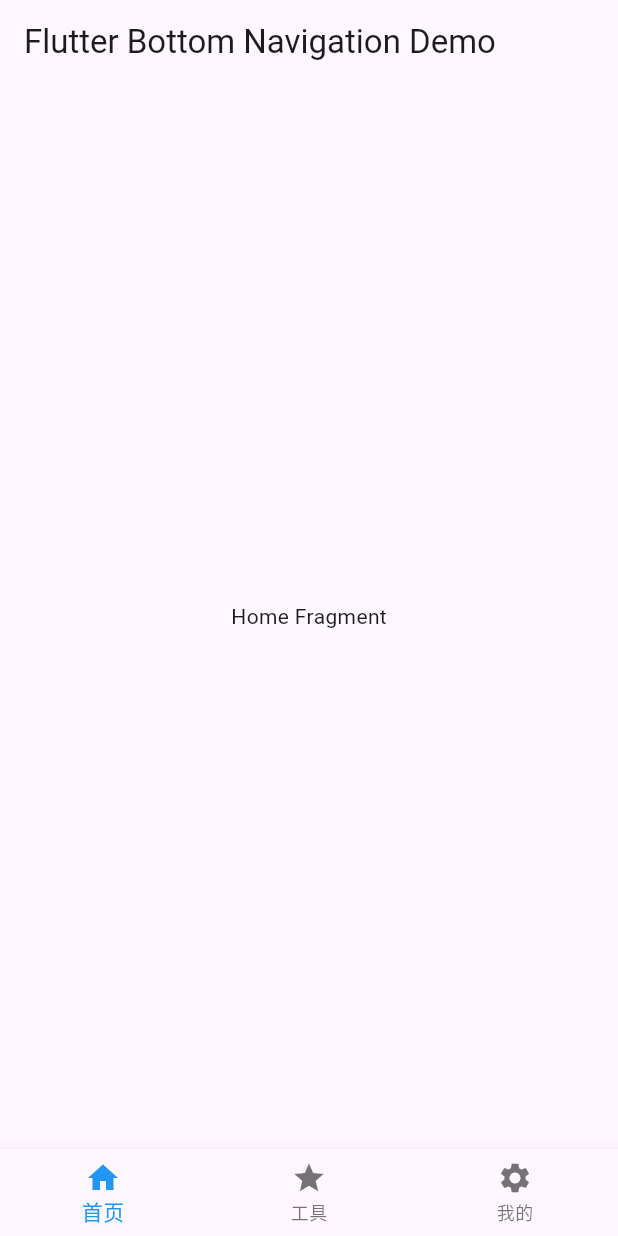
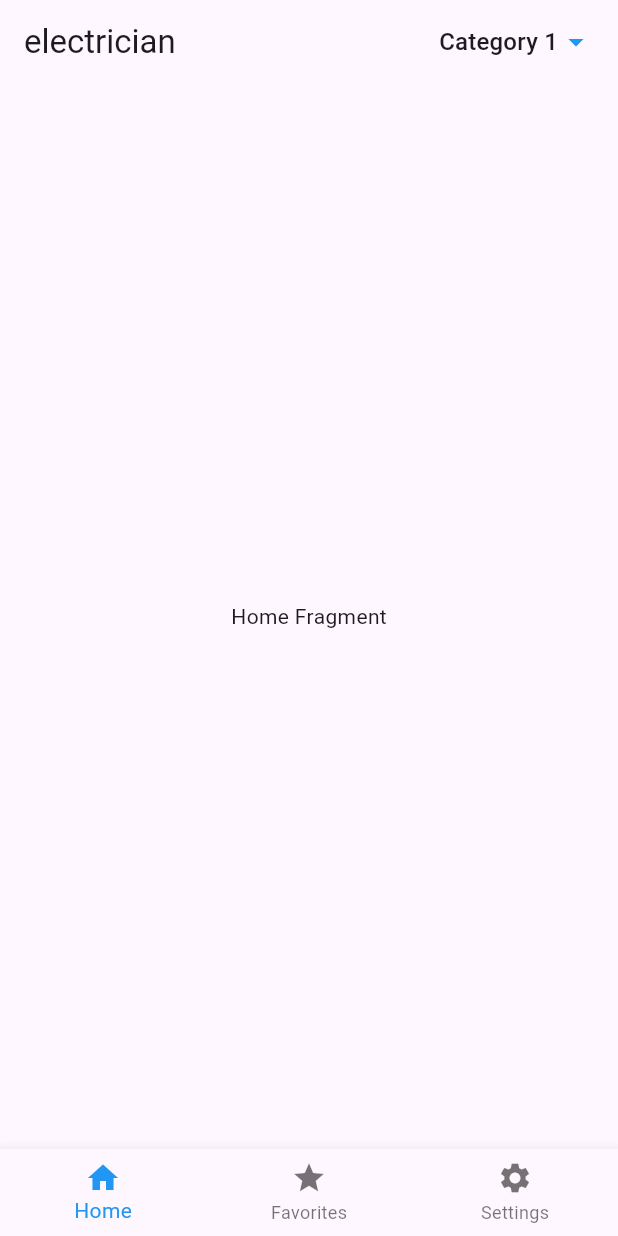
Before and after one commit to kekegdsz/flutter-electrician, a Flutter app: the screen it shows after launch, on a phone screen of 412 x 824 dp. Run offline on Flutter 3.47's test engine with Material 3 defaults, Android fonts, the light colour scheme and no system bars.

Commit message:
update code

```diff
--- a/lib/main.dart
+++ b/lib/main.dart
@@ -31,8 +31,9 @@ class MyHomePage extends StatefulWidget {
 
 class _MyHomePageState extends State<MyHomePage> {
   int _selectedIndex = 0;
+  String _selectedCategory = 'Category 1';
 
-  static final List<Widget> _widgetOptions = <Widget>[
+  static List<Widget> _widgetOptions = <Widget>[
     HomeFragment(),
     FavoritesFragment(),
     SettingsFragment(),
@@ -48,7 +49,33 @@ class _MyHomePageState extends State<MyHomePage> {
   Widget build(BuildContext context) {
     return Scaffold(
       appBar: AppBar(
-        title: const Text('Flutter Bottom Navigation Demo'),
+        title: Row(
+          mainAxisAlignment: MainAxisAlignment.spaceBetween,
+          children: [
+            const Text('electrician'),
+            DropdownButton<String>(
+              value: _selectedCategory,
+              icon: const Icon(Icons.arrow_drop_down, color: Colors.blue),
+              dropdownColor: Colors.white,
+              underline: Container(
+                height: 2,
+                color: Colors.transparent,
+              ),
+              onChanged: (String? newValue) {
+                setState(() {
+                  _selectedCategory = newValue!;
+                });
+              },
+              items: <String>['Category 1', 'Category 2', 'Category 3']
+                  .map<DropdownMenuItem<String>>((String value) {
+                return DropdownMenuItem<String>(
+                  value: value,
+                  child: Text(value),
+                );
+              }).toList(),
+            ),
+          ],
+        ),
       ),
       body: Center(
         child: _widgetOptions.elementAt(_selectedIndex),
@@ -57,15 +84,15 @@ class _MyHomePageState extends State<MyHomePage> {
         items: const <BottomNavigationBarItem>[
           BottomNavigationBarItem(
             icon: Icon(Icons.home),
-            label: '首页',
+            label: 'Home',
           ),
           BottomNavigationBarItem(
             icon: Icon(Icons.star),
-            label: '工具',
+            label: 'Favorites',
           ),
           BottomNavigationBarItem(
             icon: Icon(Icons.settings),
-            label: '我的',
+            label: 'Settings',
           ),
         ],
         currentIndex: _selectedIndex,
@@ -75,6 +102,7 @@ class _MyHomePageState extends State<MyHomePage> {
     );
   }
 }
+
 
 class HomeFragment extends StatelessWidget {
   @override
```
